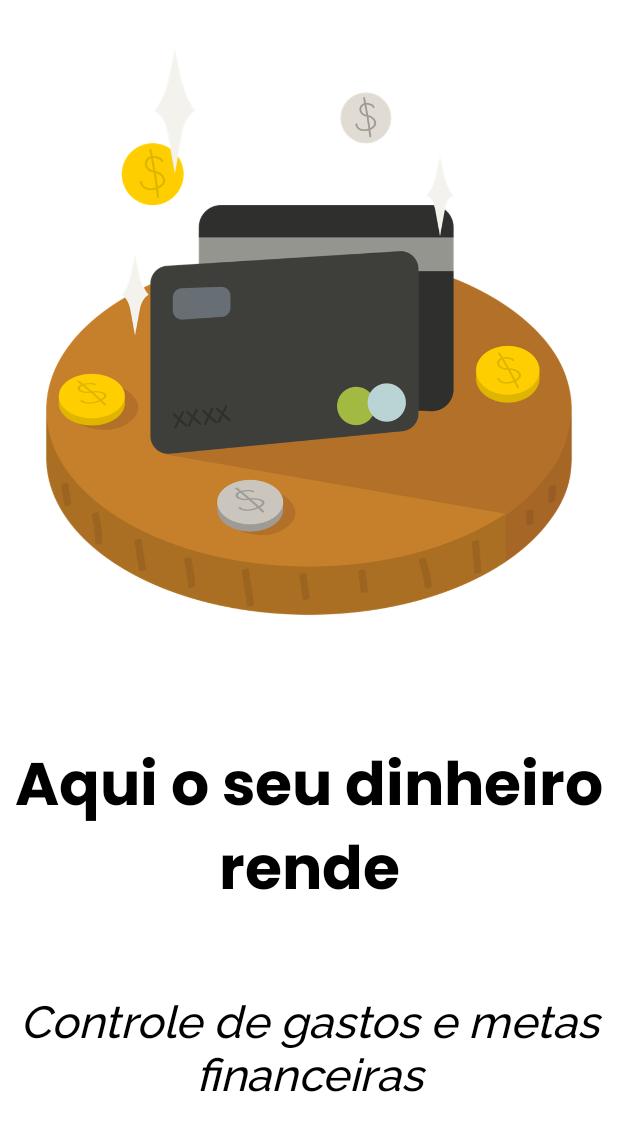
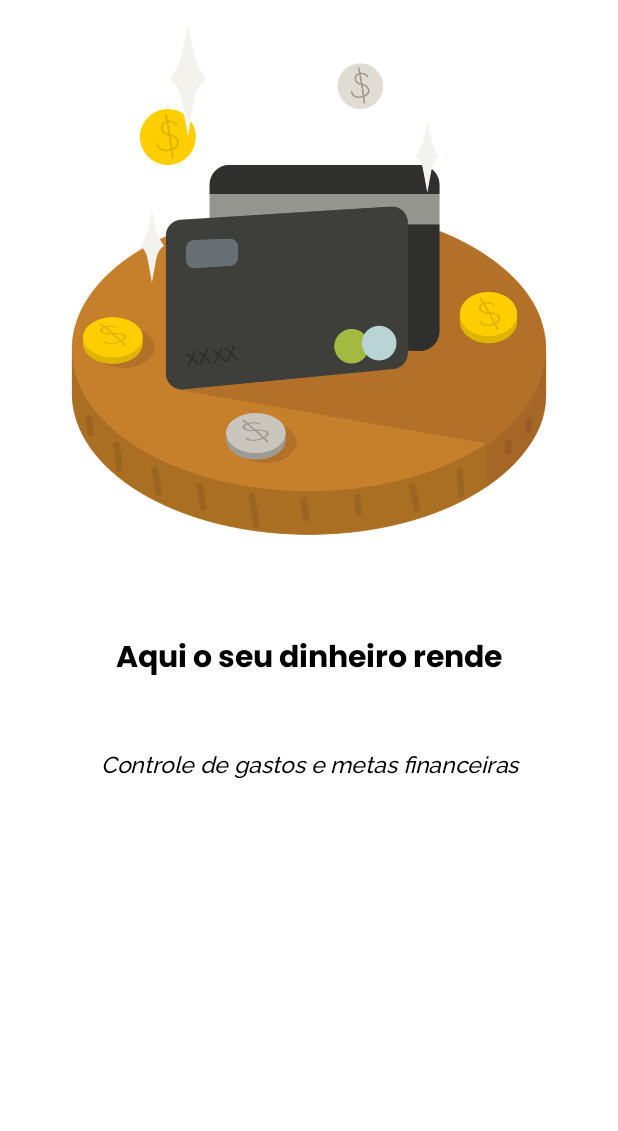
Before and after one commit to carolinenandes/Capitale, an Android app: the layout slider_layout.xml on its own in the app's theme, with its tools: preview values and no code run, on a phone screen of 412 x 824 dp. Shown: the top 1131 px of the screen. Run offline under Robolectric (Android 15) with nearby library versions, the phone set to English and light mode, and no system bars.

Commit message:
AJEITADA BÁSICA

```diff
--- a/app/src/main/res/layout/activity_slide_screen.xml
+++ b/app/src/main/res/layout/activity_slide_screen.xml
@@ -9,9 +9,9 @@
 
     <ImageView
         android:id="@+id/btnpular"
-        android:layout_width="94dp"
-        android:layout_height="76dp"
-        android:layout_marginTop="16dp"
+        android:layout_width="56dp"
+        android:layout_height="42dp"
+        android:layout_marginTop="32dp"
         android:layout_marginEnd="24dp"
         android:src="@drawable/doublesetawhite"
         app:layout_constraintEnd_toEndOf="parent"
--- a/app/src/main/res/layout/slider_layout.xml
+++ b/app/src/main/res/layout/slider_layout.xml
@@ -9,7 +9,7 @@
     <ImageView
         android:id="@+id/image_title"
         android:layout_width="match_parent"
-        android:layout_height="442dp"
+        android:layout_height="372dp"
         android:src="@drawable/carteirapog" />
 
     <TextView
@@ -21,7 +21,7 @@
         android:text="@string/heading_one"
         android:textAlignment="center"
         android:textColor="@color/black"
-        android:textSize="40dp"
+        android:textSize="20dp"
         android:textStyle="bold"/>
 
 
@@ -35,5 +35,5 @@
         android:layout_height="wrap_content"
         android:text="@string/desc_one"
         android:textStyle="italic"
-        android:textSize="30dp"/>
+        android:textSize="15dp"/>
 </LinearLayout>
```
